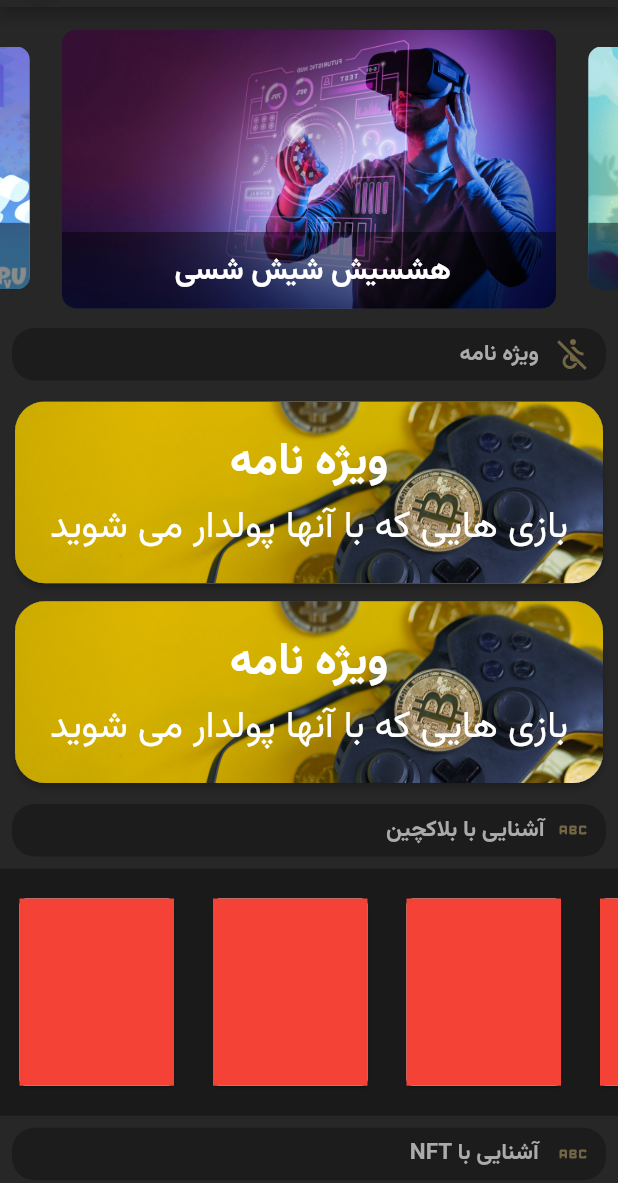
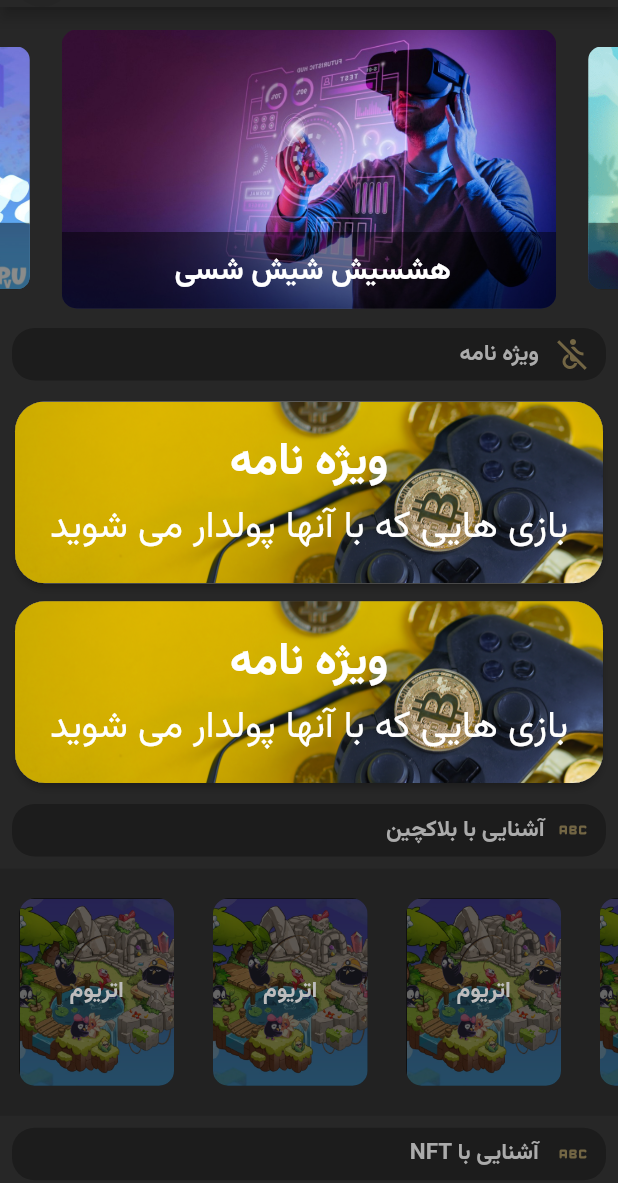
Before and after one commit to mahdiyarz/nft_guide, a Flutter app: the Home screen opened by its route, on a phone screen of 412 x 824 dp, the part 53-1236 px from its top. Run offline on Flutter 3.47's test engine with Material 2 defaults, Android fonts, the phone set to English and light mode, and no system bars; drawn by our look-alikes of carousel_slider; our stand-ins replace introduction_screen, shared_preferences; missing offline and left inert: shared_preferences_web, tapsell_plus; accounts and stored records are empty.

Commit message:
some fix on Horizontal Scroll

```diff
--- a/lib/screens/home.dart
+++ b/lib/screens/home.dart
@@ -246,7 +246,7 @@ class _HomeState extends State<Home> with TickerProviderStateMixin {
               DividerNew(context, 'آشنایی با بلاکچین', Icons.abc_rounded),
               Container(
                 height: MediaQuery.of(context).size.width / 2.5,
-                color: Color.fromARGB(104, 8, 8, 8),
+                color: Color.fromARGB(40, 8, 8, 8),
                 child: ListView.builder(
                   scrollDirection: Axis.horizontal,
                   itemBuilder: (context, index) {
--- a/lib/widgets/blockchainCard.dart
+++ b/lib/widgets/blockchainCard.dart
@@ -2,12 +2,27 @@ import 'package:flutter/material.dart';
 
 Widget BlocChainCard(BuildContext context) {
   var width = MediaQuery.of(context).size.width;
-  return Card(
+  return Container(
+    child: Center(
+        child: Text(
+      'اتریوم',
+      style: TextStyle(
+          color: Color.fromARGB(255, 190, 189, 189),
+          fontWeight: FontWeight.w600,
+          fontSize: 15,
+          fontFamily: 'Vazir'),
+    )),
     margin: EdgeInsets.symmetric(vertical: 20, horizontal: 13),
-    child: Container(
-      color: Colors.red,
-      width: width / 4,
-      height: width / 4,
-    ),
+    decoration: BoxDecoration(
+        borderRadius: BorderRadius.circular(10),
+        color: Color.fromARGB(255, 0, 0, 0),
+        image: DecorationImage(
+            image: AssetImage(
+              'images/un2.png',
+            ),
+            fit: BoxFit.cover,
+            opacity: 0.4)),
+    width: width / 4,
+    height: width / 4,
   );
 }
```
Also changed, not shown: lib/models/blockChainModel.dart (deleted).
